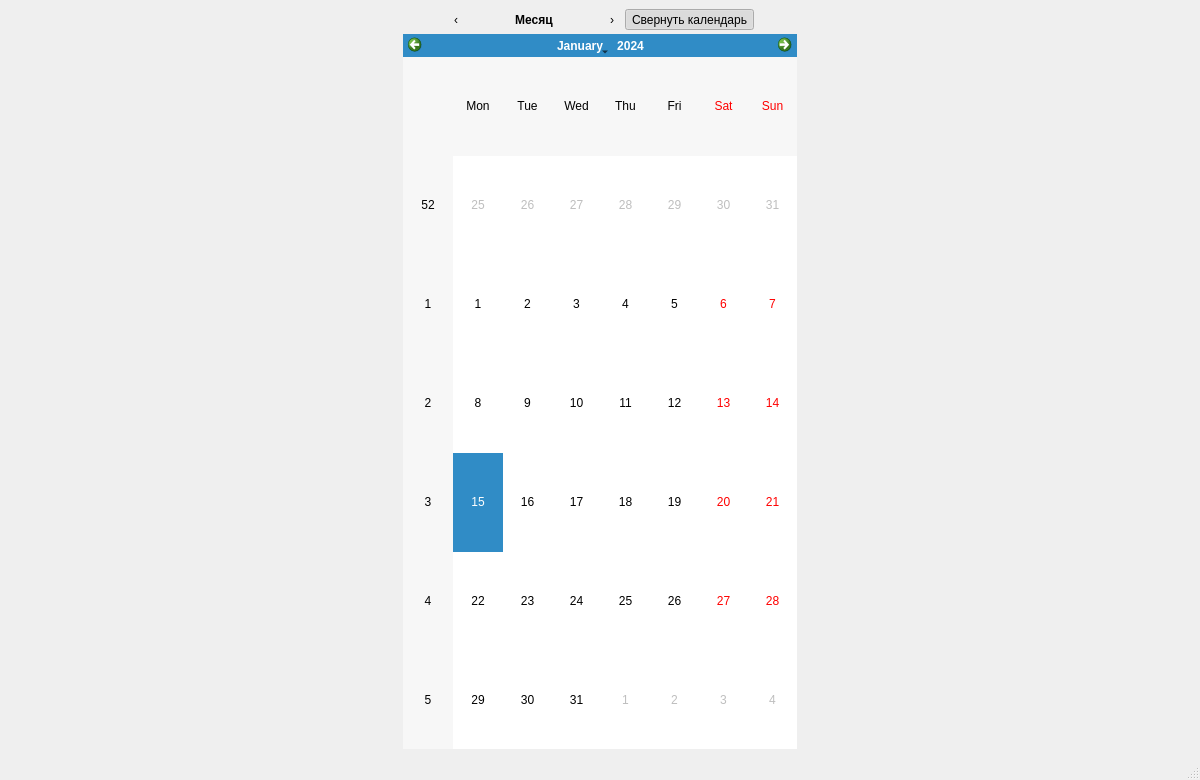
Satkhar/journal_app, file journal_app.ui: the form before one commit.
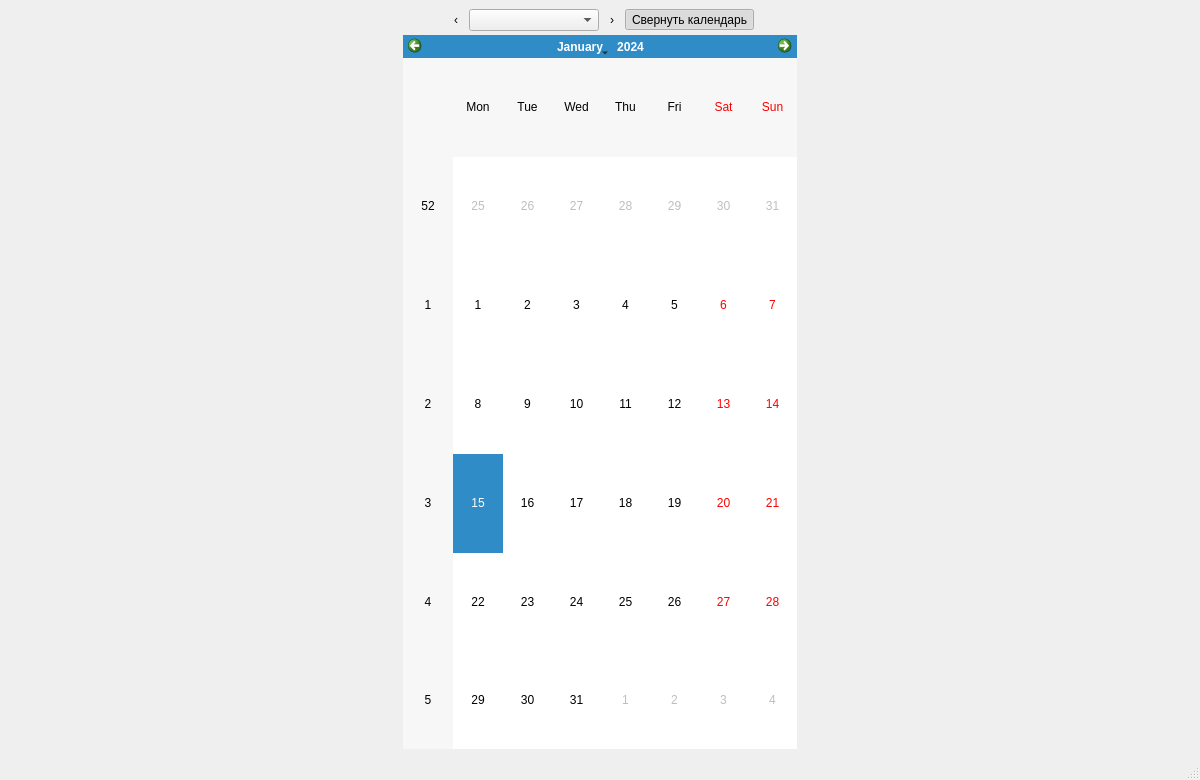
The form after the commit.

Commit message:
feat(month): добавить черновик и выбор месяца
Импорт состава не должен менять БД до явного сохранения.
Dropdown ускоряет переход между сформированными месяцами.

```diff
--- a/journal_app.ui
+++ b/journal_app.ui
@@ -52,24 +52,13 @@
          </widget>
         </item>
         <item>
-         <widget class="QLabel" name="displayedMonthLabel">
+         <widget class="QComboBox" name="monthSelectorCombo">
           <property name="minimumSize">
            <size>
             <width>130</width>
             <height>0</height>
            </size>
           </property>
-          <property name="font">
-           <font>
-            <bold>true</bold>
-           </font>
-          </property>
-          <property name="text">
-           <string>Месяц</string>
-          </property>
-          <property name="alignment">
-           <set>Qt::AlignmentFlag::AlignCenter</set>
-          </property>
          </widget>
         </item>
         <item>
```
The commit also changes 7 other files.
